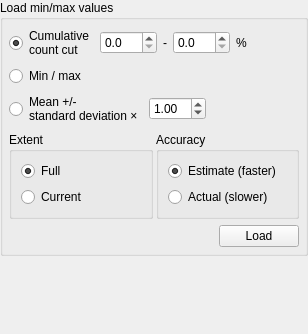
Above: SWGIS-DLLSrc/SWGIS-Gui/swgisrasterminmaxwidgetbase.ui from LZS1991/SWGIS before the change. Below: the same form after it.
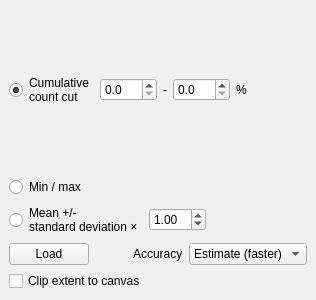
That is the form after the change. Custom widgets are drawn as their Qt base class.

Patch:
```diff
--- a/SWGIS-DLLSrc/SWGIS-Gui/swgisrasterminmaxwidgetbase.ui
+++ b/SWGIS-DLLSrc/SWGIS-Gui/swgisrasterminmaxwidgetbase.ui
@@ -6,8 +6,8 @@
    <rect>
     <x>0</x>
     <y>0</y>
-    <width>308</width>
-    <height>334</height>
+    <width>316</width>
+    <height>300</height>
    </rect>
   </property>
   <property name="windowTitle">
@@ -27,23 +27,23 @@
     <number>0</number>
    </property>
    <item>
-    <widget class="QGroupBox" name="mLoadMinMaxValuesGroupBox">
-     <property name="title">
+    <widget class="QgsCollapsibleGroupBox" name="mLoadMinMaxValuesGroupBox" native="true">
+     <property name="title" stdset="0">
       <string>Load min/max values</string>
      </property>
+     <property name="flat" stdset="0">
+      <bool>true</bool>
+     </property>
+     <property name="checkable" stdset="0">
+      <bool>false</bool>
+     </property>
+     <property name="collapsed" stdset="0">
+      <bool>true</bool>
+     </property>
+     <property name="saveCollapsedState" stdset="0">
+      <bool>false</bool>
+     </property>
      <layout class="QVBoxLayout" name="verticalLayout_4">
-      <property name="leftMargin">
-       <number>6</number>
-      </property>
-      <property name="topMargin">
-       <number>6</number>
-      </property>
-      <property name="rightMargin">
-       <number>6</number>
-      </property>
-      <property name="bottomMargin">
-       <number>6</number>
-      </property>
       <item>
        <layout class="QHBoxLayout" name="horizontalLayout">
         <item>
@@ -172,60 +172,46 @@
        </layout>
       </item>
       <item>
-       <layout class="QHBoxLayout" name="horizontalLayout_2">
-        <property name="spacing">
-         <number>3</number>
-        </property>
+       <layout class="QHBoxLayout" name="horizontalLayout_1">
         <item>
-         <widget class="QGroupBox" name="mExtentGroupBox">
-          <property name="title">
-           <string>Extent</string>
-          </property>
-          <layout class="QVBoxLayout" name="verticalLayout_2">
-           <item>
-            <widget class="QRadioButton" name="mFullExtentRadioButton">
+         <widget class="QPushButton" name="mLoadPushButton">
              <property name="text">
-              <string>Full</string>
-             </property>
-             <property name="checked">
-              <bool>true</bool>
-             </property>
+           <string>Load</string>
+          </property>
             </widget>
            </item>
            <item>
-            <widget class="QRadioButton" name="mCurrentExtentRadioButton">
-             <property name="text">
-              <string>Current</string>
-             </property>
-            </widget>
-           </item>
-          </layout>
-         </widget>
-        </item>
+         <spacer name="horizontalSpacer_7">
+          <property name="orientation">
+           <enum>Qt::Horizontal</enum>
+          </property>
+          <property name="sizeHint" stdset="0">
+           <size>
+            <width>0</width>
+            <height>20</height>
+           </size>
+          </property>
+         </spacer>
+        </item>
         <item>
-         <widget class="QGroupBox" name="mAccuracyGroupBox">
-          <property name="title">
+         <widget class="QLabel" name="mColorInterpolationLabel_2">
+          <property name="text">
            <string>Accuracy</string>
           </property>
-          <layout class="QVBoxLayout" name="verticalLayout">
+         </widget>
+        </item>
            <item>
-            <widget class="QRadioButton" name="mEstimateRadioButton">
+         <widget class="QComboBox" name="cboAccuracy">
+          <item>
              <property name="text">
               <string>Estimate (faster)</string>
              </property>
-             <property name="checked">
-              <bool>true</bool>
-             </property>
-            </widget>
            </item>
            <item>
-            <widget class="QRadioButton" name="mActualRadioButton">
              <property name="text">
               <string>Actual (slower)</string>
              </property>
-            </widget>
-           </item>
-          </layout>
+          </item>
          </widget>
         </item>
        </layout>
@@ -233,23 +219,13 @@
       <item>
        <layout class="QHBoxLayout" name="horizontalLayout_4">
         <item>
-         <spacer name="horizontalSpacer_5">
-          <property name="orientation">
-           <enum>Qt::Horizontal</enum>
-          </property>
-          <property name="sizeHint" stdset="0">
-           <size>
-            <width>0</width>
-            <height>20</height>
-           </size>
-          </property>
-         </spacer>
-        </item>
-        <item>
-         <widget class="QPushButton" name="mLoadPushButton">
+         <widget class="QCheckBox" name="cbxClipExtent">
           <property name="text">
-           <string>Load</string>
+           <string>Clip extent to canvas</string>
           </property>
+          <property name="checked">
+           <bool>false</bool>
+          </property>
          </widget>
         </item>
        </layout>
@@ -257,21 +233,15 @@
      </layout>
     </widget>
    </item>
-   <item>
-    <spacer name="verticalSpacer">
-     <property name="orientation">
-      <enum>Qt::Vertical</enum>
-     </property>
-     <property name="sizeHint" stdset="0">
-      <size>
-       <width>20</width>
-       <height>0</height>
-      </size>
-     </property>
-    </spacer>
-   </item>
   </layout>
  </widget>
+ <customwidgets>
+  <customwidget>
+   <class>QgsCollapsibleGroupBox</class>
+   <extends>QWidget</extends>
+   <header>qgscollapsiblegroupbox.h</header>
+  </customwidget>
+ </customwidgets>
  <resources/>
  <connections/>
  <buttongroups>
```
Left out of the diff: 2 changed lines with no effect on the pictures. Lines whose indentation alone changed are shown as unchanged.
